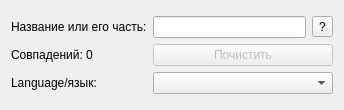
The window that interface.ui (sr-tream/HistoryFuck) describes before a commit, drawn with Qt 5.
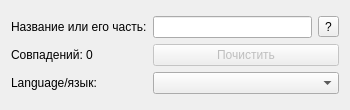
The same window after the commit.

What changed in the file:
```diff
--- a/interface.ui
+++ b/interface.ui
@@ -6,10 +6,22 @@
    <rect>
     <x>0</x>
     <y>0</y>
-    <width>344</width>
+    <width>350</width>
     <height>110</height>
    </rect>
   </property>
+  <property name="minimumSize">
+   <size>
+    <width>350</width>
+    <height>110</height>
+   </size>
+  </property>
+  <property name="maximumSize">
+   <size>
+    <width>350</width>
+    <height>110</height>
+   </size>
+  </property>
   <property name="windowTitle">
    <string>HistoryFuck</string>
   </property>
```
